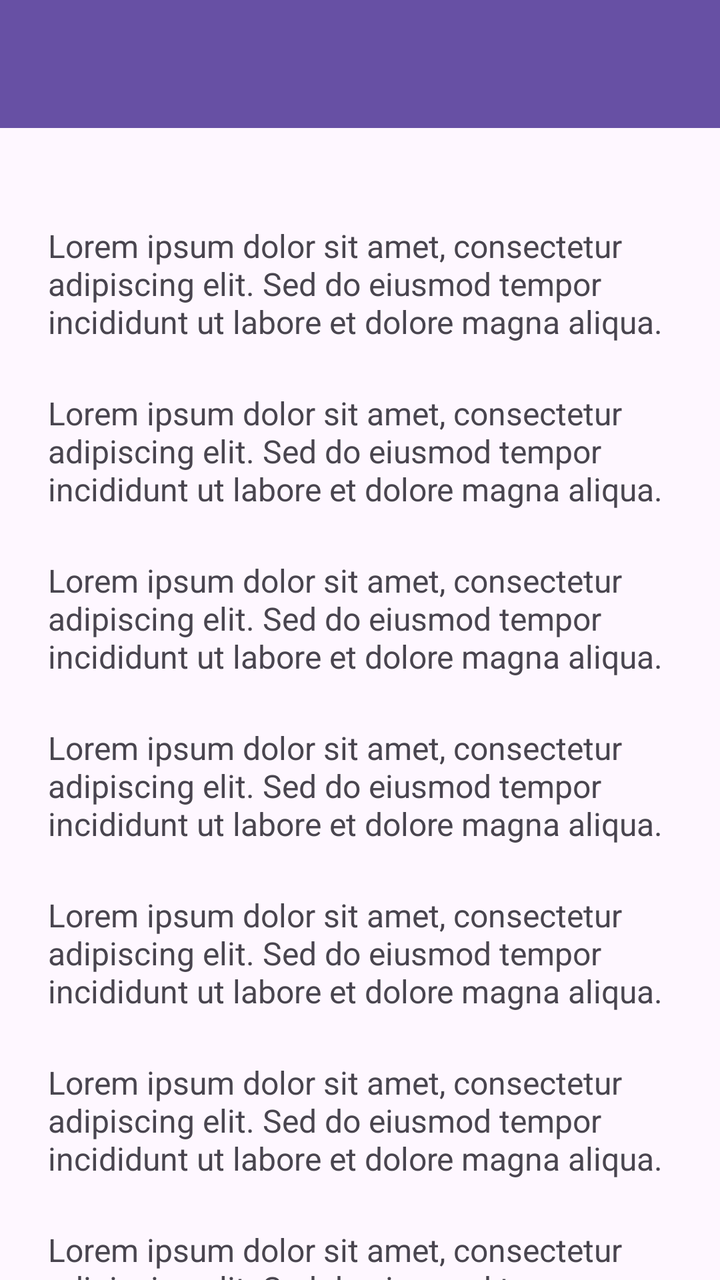
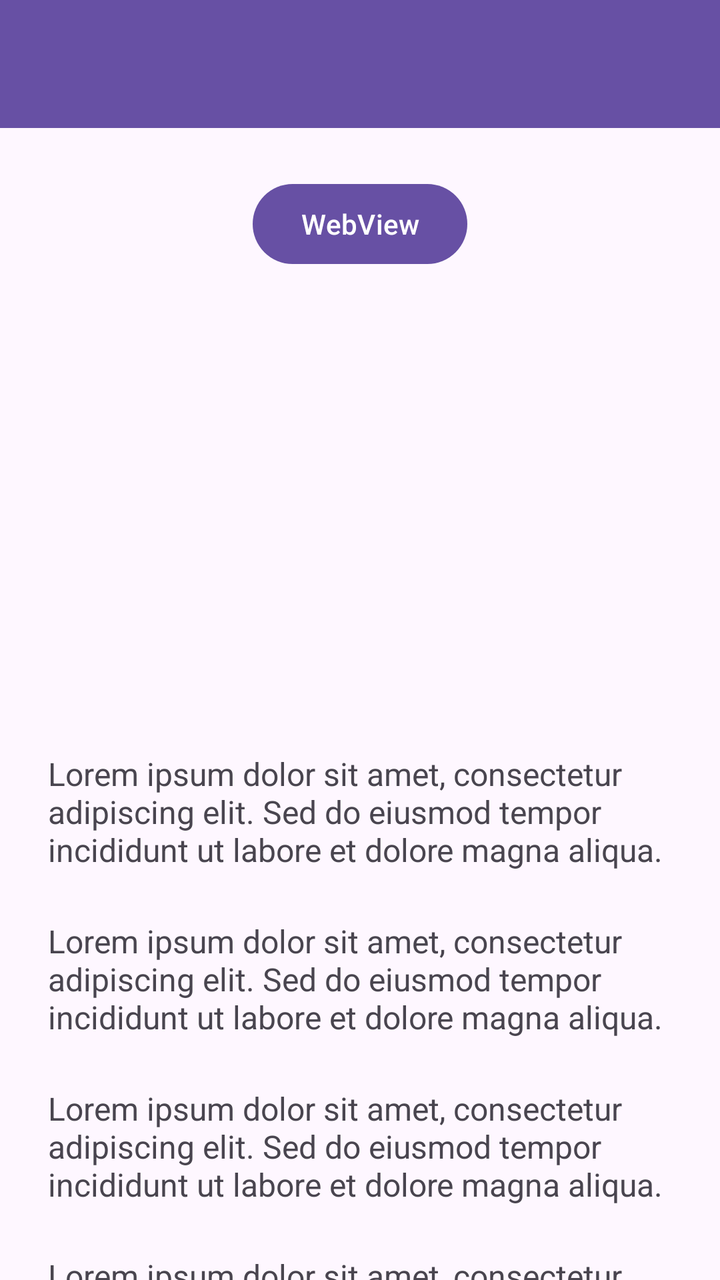

Compare the two renders of this Android layout. The source of the first and the diff that turns it into the second are given below.
<!-- AndroidManifest.xml: application theme Theme.RidhoApps -->
<!-- res/layout/activity_fifth.xml -->
<?xml version="1.0" encoding="utf-8"?>
<androidx.coordinatorlayout.widget.CoordinatorLayout
    xmlns:android="http://schemas.android.com/apk/res/android"
    xmlns:app="http://schemas.android.com/apk/res-auto"
    xmlns:tools="http://schemas.android.com/tools"
    android:id="@+id/main"
    android:layout_width="match_parent"
    android:layout_height="match_parent"
    tools:context=".pertemuan_5.FifthActivity">

    <com.google.android.material.appbar.AppBarLayout
        android:layout_width="match_parent"
        android:layout_height="wrap_content">

        <androidx.appcompat.widget.Toolbar
            android:id="@+id/toolbar"
            android:layout_width="match_parent"
            android:layout_height="?attr/actionBarSize"
            android:background="?attr/colorPrimary"
            app:subtitleTextColor="@android:color/white"
            app:titleTextColor="@android:color/white"
            app:layout_scrollFlags="scroll|enterAlways" />

    </com.google.android.material.appbar.AppBarLayout>

    <androidx.core.widget.NestedScrollView
        android:layout_width="match_parent"
        android:layout_height="match_parent"
        app:layout_behavior="@string/appbar_scrolling_view_behavior"
        android:padding="24dp"
        android:clipToPadding="false">

        <LinearLayout
            android:layout_width="match_parent"
            android:layout_height="wrap_content"
            android:orientation="vertical"
            android:gravity="center_horizontal">

            
            <TextView
                android:layout_width="match_parent"
                android:layout_height="wrap_content"
                android:text="Lorem ipsum dolor sit amet, consectetur adipiscing elit. Sed do eiusmod tempor incididunt ut labore et dolore magna aliqua. "
                android:textSize="16sp"
                android:layout_marginTop="24dp" />
            <TextView
                android:layout_width="match_parent"
                android:layout_height="wrap_content"
                android:text="Lorem ipsum dolor sit amet, consectetur adipiscing elit. Sed do eiusmod tempor incididunt ut labore et dolore magna aliqua. "
                android:textSize="16sp"
                android:layout_marginTop="24dp" />
            <TextView
                android:layout_width="match_parent"
                android:layout_height="wrap_content"
                android:text="Lorem ipsum dolor sit amet, consectetur adipiscing elit. Sed do eiusmod tempor incididunt ut labore et dolore magna aliqua. "
                android:textSize="16sp"
                android:layout_marginTop="24dp" />
            <TextView
                android:layout_width="match_parent"
                android:layout_height="wrap_content"
                android:text="Lorem ipsum dolor sit amet, consectetur adipiscing elit. Sed do eiusmod tempor incididunt ut labore et dolore magna aliqua. "
                android:textSize="16sp"
                android:layout_marginTop="24dp" />
            <TextView
                android:layout_width="match_parent"
                android:layout_height="wrap_content"
                android:text="Lorem ipsum dolor sit amet, consectetur adipiscing elit. Sed do eiusmod tempor incididunt ut labore et dolore magna aliqua. "
                android:textSize="16sp"
                android:layout_marginTop="24dp" />
            <TextView
                android:layout_width="match_parent"
                android:layout_height="wrap_content"
                android:text="Lorem ipsum dolor sit amet, consectetur adipiscing elit. Sed do eiusmod tempor incididunt ut labore et dolore magna aliqua. "
                android:textSize="16sp"
                android:layout_marginTop="24dp" />
            <TextView
                android:layout_width="match_parent"
                android:layout_height="wrap_content"
                android:text="Lorem ipsum dolor sit amet, consectetur adipiscing elit. Sed do eiusmod tempor incididunt ut labore et dolore magna aliqua. "
                android:textSize="16sp"
                android:layout_marginTop="24dp" />
            <TextView
                android:layout_width="match_parent"
                android:layout_height="wrap_content"
                android:text="Lorem ipsum dolor sit amet, consectetur adipiscing elit. Sed do eiusmod tempor incididunt ut labore et dolore magna aliqua. "
                android:textSize="16sp"
                android:layout_marginTop="24dp" />
            <TextView
                android:layout_width="match_parent"
                android:layout_height="wrap_content"
                android:text="Lorem ipsum dolor sit amet, consectetur adipiscing elit. Sed do eiusmod tempor incididunt ut labore et dolore magna aliqua. "
                android:textSize="16sp"
                android:layout_marginTop="24dp" />
            <TextView
                android:layout_width="match_parent"
                android:layout_height="wrap_content"
                android:text="Lorem ipsum dolor sit amet, consectetur adipiscing elit. Sed do eiusmod tempor incididunt ut labore et dolore magna aliqua. "
                android:textSize="16sp"
                android:layout_marginTop="24dp" />
            <TextView
                android:layout_width="match_parent"
                android:layout_height="wrap_content"
                android:text="Lorem ipsum dolor sit amet, consectetur adipiscing elit. Sed do eiusmod tempor incididunt ut labore et dolore magna aliqua. "
                android:textSize="16sp"
                android:layout_marginTop="24dp" />
            <TextView
                android:layout_width="match_parent"
                android:layout_height="wrap_content"
                android:text="Lorem ipsum dolor sit amet, consectetur adipiscing elit. Sed do eiusmod tempor incididunt ut labore et dolore magna aliqua. "
                android:textSize="16sp"
                android:layout_marginTop="24dp" />
            <TextView
                android:layout_width="match_parent"
                android:layout_height="wrap_content"
                android:text="Lorem ipsum dolor sit amet, consectetur adipiscing elit. Sed do eiusmod tempor incididunt ut labore et dolore magna aliqua. "
                android:textSize="16sp"
                android:layout_marginTop="24dp" />
            <TextView
                android:layout_width="match_parent"
                android:layout_height="wrap_content"
                android:text="Lorem ipsum dolor sit amet, consectetur adipiscing elit. Sed do eiusmod tempor incididunt ut labore et dolore magna aliqua. "
                android:textSize="16sp"
                android:layout_marginTop="24dp" />
            <TextView
                android:layout_width="match_parent"
                android:layout_height="wrap_content"
                android:text="Lorem ipsum dolor sit amet, consectetur adipiscing elit. Sed do eiusmod tempor incididunt ut labore et dolore magna aliqua. "
                android:textSize="16sp"
                android:layout_marginTop="24dp" />
            <TextView
                android:layout_width="match_parent"
                android:layout_height="wrap_content"
                android:text="Lorem ipsum dolor sit amet, consectetur adipiscing elit. Sed do eiusmod tempor incididunt ut labore et dolore magna aliqua. "
                android:textSize="16sp"
                android:layout_marginTop="24dp" />
            <TextView
                android:layout_width="match_parent"
                android:layout_height="wrap_content"
                android:text="Lorem ipsum dolor sit amet, consectetur adipiscing elit. Sed do eiusmod tempor incididunt ut labore et dolore magna aliqua. "
                android:textSize="16sp"
                android:layout_marginTop="24dp" />
        </LinearLayout>
    </androidx.core.widget.NestedScrollView>

</androidx.coordinatorlayout.widget.CoordinatorLayout>
<!-- resources referenced by this layout -->
<resources>
  <style name="Theme.RidhoApps" parent="Base.Theme.RidhoApps" />
  <style name="Base.Theme.RidhoApps" parent="Theme.Material3.DayNight.NoActionBar">
          
          
      </style>
</resources>

<!-- the commit's change to res/layout/activity_fifth.xml (unified diff, before → after) -->
@@ -35,6 +35,13 @@
             android:layout_height="wrap_content"
             android:orientation="vertical"
             android:gravity="center_horizontal">
+
+            <Button
+                android:id="@+id/btnWebView"
+                android:layout_width="wrap_content"
+                android:layout_height="wrap_content"
+                android:layout_marginBottom="216dp"
+                android:text="WebView" />
 
             
             <TextView
